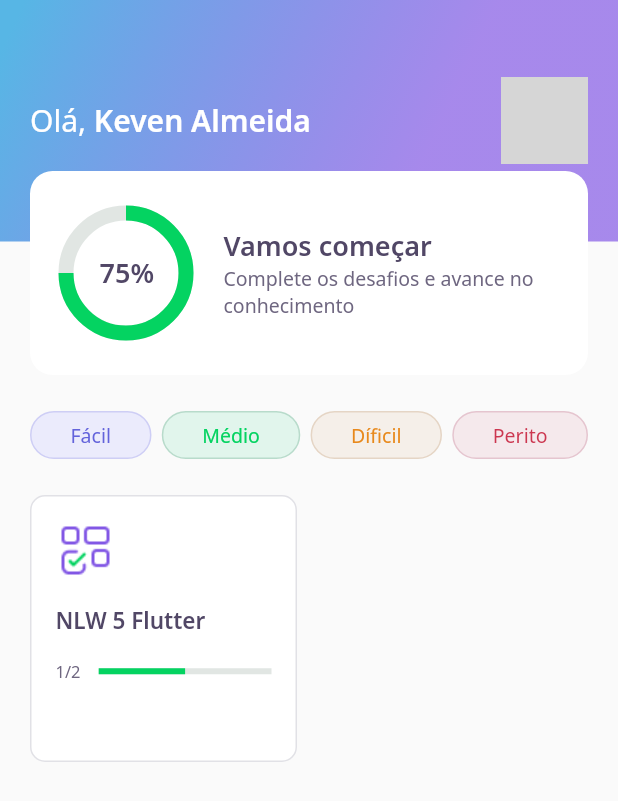
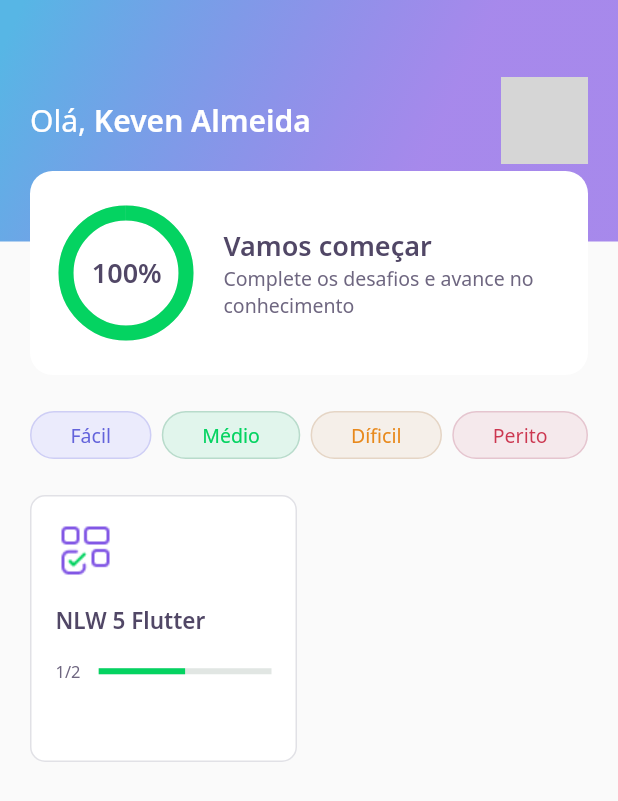
Before and after one commit to Keven-Almeida/devquiz, a Flutter app: the screen it shows after launch, on a phone screen of 412 x 824 dp. Shown: the top 801 px of the screen. Run offline on Flutter 3.47's test engine with Material 2 defaults, Android fonts, the phone set to English and light mode, and no system bars; our stand-ins replace google_fonts, share_plus; accounts and stored records are empty; network calls fail; grey boxes are pictures that could not be loaded.

Commit message:
adicionado animação

```diff
--- a/lib/challenge/challenge_controler.dart
+++ b/lib/challenge/challenge_controler.dart
@@ -4,4 +4,6 @@ class ChallengeController {
   final currentPageNotifier = ValueNotifier<int>(1);
   int get currentPage => currentPageNotifier.value;
   set currentPage(int value) => currentPageNotifier.value = value;
+
+  int acertos = 0;
 }
--- a/lib/challenge/widgets/awnser/awnser_widget.dart
+++ b/lib/challenge/widgets/awnser/awnser_widget.dart
@@ -6,7 +6,7 @@ import 'package:flutter/material.dart';
 class AwnserWidget extends StatelessWidget {
   final AwnserModel awnser;
   final bool isSelected;
-  final VoidCallback onTap;
+  final ValueChanged<bool> onTap;
   final bool disabled;
 
   const AwnserWidget({
@@ -40,7 +40,9 @@ class AwnserWidget extends StatelessWidget {
       child: IgnorePointer(
         ignoring: disabled,
         child: GestureDetector(
-          onTap: onTap,
+          onTap: () {
+            onTap(awnser.isRight);
+          },
           child: Container(
             padding: EdgeInsets.all(16),
             decoration: BoxDecoration(
--- a/lib/core/app_widget.dart
+++ b/lib/core/app_widget.dart
@@ -9,7 +9,7 @@ class AppWidget extends StatelessWidget {
   Widget build(BuildContext context) {
     return MaterialApp(
       title: "DevQuiz",
-      home: HomePage(),
+      home: SplashPage(),
       debugShowCheckedModeBanner: false,
     );
   }
--- a/lib/home/home_page.dart
+++ b/lib/home/home_page.dart
@@ -78,6 +78,7 @@ class _HomePageState extends State<HomePage> {
                                 MaterialPageRoute(
                                     builder: (context) => ChallengePage(
                                           questions: e.questions,
+                                          title: e.title,
                                         )));
                           },
                         ))
--- a/lib/home/widgets/appbar/app_bar_widgets.dart
+++ b/lib/home/widgets/appbar/app_bar_widgets.dart
@@ -48,7 +48,11 @@ class AppBarWidget extends PreferredSize {
                     ],
                   ),
                 ),
-                Align(alignment: Alignment(0.0, 1.0), child: ScoreCardWidget()),
+                Align(
+                    alignment: Alignment(0.0, 1.0),
+                    child: ScoreCardWidget(
+                      percent: (user.score / 100),
+                    )),
               ],
             ),
           ),
--- a/lib/home/widgets/chart/chart_widgetd.dart
+++ b/lib/home/widgets/chart/chart_widgetd.dart
@@ -1,31 +1,62 @@
 import 'package:DevQuiz/core/core.dart';
 import 'package:flutter/material.dart';
 
-class ChartWidget extends StatelessWidget {
+class ChartWidget extends StatefulWidget {
+  final double percent;
+
+  const ChartWidget({Key? key, required this.percent}) : super(key: key);
+
+  @override
+  _ChartWidgetState createState() => _ChartWidgetState();
+}
+
+class _ChartWidgetState extends State<ChartWidget>
+    with SingleTickerProviderStateMixin {
+  late AnimationController _controller;
+  late Animation<double> _animation;
+
+  void initAnimation() {
+    _controller =
+        AnimationController(vsync: this, duration: Duration(seconds: 3));
+    _animation =
+        Tween<double>(begin: 0.0, end: widget.percent).animate(_controller);
+    _controller.forward();
+  }
+
+  @override
+  void initState() {
+    initAnimation();
+    super.initState();
+  }
+
   @override
   Widget build(BuildContext context) {
     return Container(
       height: 80,
       width: 80,
-      child: Stack(
+      child: AnimatedBuilder(
+        animation: _animation,
+        builder: (context, _) => Stack(
           children: [
             Container(
               height: 80,
               width: 80,
               child: CircularProgressIndicator(
                 strokeWidth: 10,
-              value: .75,
+                value: _animation.value,
                 backgroundColor: AppColors.chartSecondary,
-              valueColor: AlwaysStoppedAnimation<Color>(AppColors.chartPrimary),
+                valueColor:
+                    AlwaysStoppedAnimation<Color>(AppColors.chartPrimary),
               ),
             ),
             Center(
                 child: Text(
-            "75%",
+              "${(_animation.value * 100).toInt()}%",
               style: AppTextStyles.heading,
             ))
           ],
         ),
+      ),
     );
   }
 }
--- a/lib/home/widgets/score_card/score_card_widget.dart
+++ b/lib/home/widgets/score_card/score_card_widget.dart
@@ -4,6 +4,13 @@ import 'package:DevQuiz/home/widgets/chart/chart_widgetd.dart';
 import 'package:flutter/material.dart';
 
 class ScoreCardWidget extends StatelessWidget {
+  final double percent;
+
+  const ScoreCardWidget({
+    Key? key,
+    required this.percent,
+  }) : super(key: key);
+
   @override
   Widget build(BuildContext context) {
     return Padding(
@@ -19,7 +26,11 @@ class ScoreCardWidget extends StatelessWidget {
           child: Row(
             crossAxisAlignment: CrossAxisAlignment.center,
             children: [
-              Expanded(flex: 1, child: ChartWidget()),
+              Expanded(
+                  flex: 1,
+                  child: ChartWidget(
+                    percent: percent,
+                  )),
               Expanded(
                 flex: 3,
                 child: Padding(
--- a/pubspec.yaml
+++ b/pubspec.yaml
@@ -10,6 +10,8 @@ dependencies:
     sdk: flutter
   cupertino_icons: ^1.0.2
   google_fonts: ^2.0.0
+  share_plus: ^2.0.1
+
 
 dev_dependencies:
   flutter_test:
```
Also changed, not shown: lib/challenge/challenge_page.dart (+20 -2 lines), lib/challenge/widgets/next_button/next_button_widget.dart (+9 -0 lines), lib/challenge/widgets/quiz/quiz_widget.dart (+4 -4 lines), lib/result/result_page.dart (added, +96 -0 lines), lib/splash/splash_page.dart (+7 -1 lines), pubspec.lock. Lines whose indentation alone changed are shown as unchanged.
